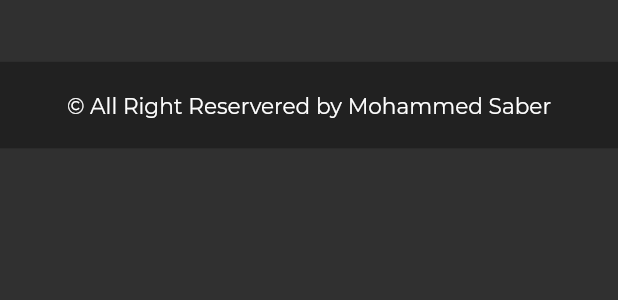
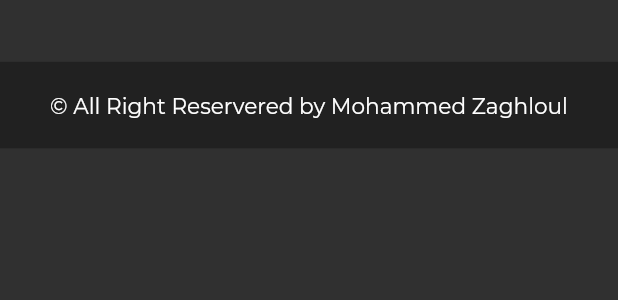
Before and after one commit to Mohamed768830/My_Protofile, a Flutter app: the Footer widget shown alone on an empty page, opened directly, on a phone screen of 412 x 824 dp. Shown: the top 300 px of the screen. Run offline on Flutter 3.47's test engine with Material 2 defaults, Android fonts, the phone set to English and light mode, and no system bars; our stand-ins replace animated_text_kit, google_fonts, responsive_framework, scrollable_positioned_list; missing offline and left inert: universal_html; network calls fail.

Commit message:
first commit

```diff
--- a/lib/screens/home/home.dart
+++ b/lib/screens/home/home.dart
@@ -65,7 +65,7 @@ class _HomePageState extends State<HomePage> {
                         letterSpacing: 1.1),
                   ),
                   Text(
-                    "Saber",
+                    "Zaghloul",
                     style: GoogleFonts.montserrat(
                         fontSize: MediaQuery.of(context).size.width < 760
                             ? 16
--- a/lib/screens/widgets/footer.dart
+++ b/lib/screens/widgets/footer.dart
@@ -13,7 +13,7 @@ class Footer extends StatelessWidget {
       color: Colors.grey[900],
       child: Center(
         child: Text(
-          "© All Right Reservered by Mohammed Saber",
+          "© All Right Reservered by Mohammed Zaghloul",
           style: GoogleFonts.montserrat(fontWeight: FontWeight.w100),
         ),
       ),
--- a/lib/screens/widgets/navBarLogo.dart
+++ b/lib/screens/widgets/navBarLogo.dart
@@ -2,7 +2,7 @@ import 'package:flutter/material.dart';
 
 class NavBarLogo extends StatelessWidget {
   final double? height;
-  NavBarLogo({ this.height});
+  NavBarLogo({this.height});
   @override
   Widget build(BuildContext context) {
     return Padding(
@@ -16,7 +16,7 @@ class NavBarLogo extends StatelessWidget {
             style: TextStyle(fontSize: height),
           ),
           Text(
-            "Mohammed Saber",
+            "Mohammed Zaghloul",
             style: TextStyle(fontFamily: "Agustina", fontSize: height),
           ),
           Text(
```
Also changed, not shown: lib/constants.dart (+7 -7 lines), assets/22.png.
